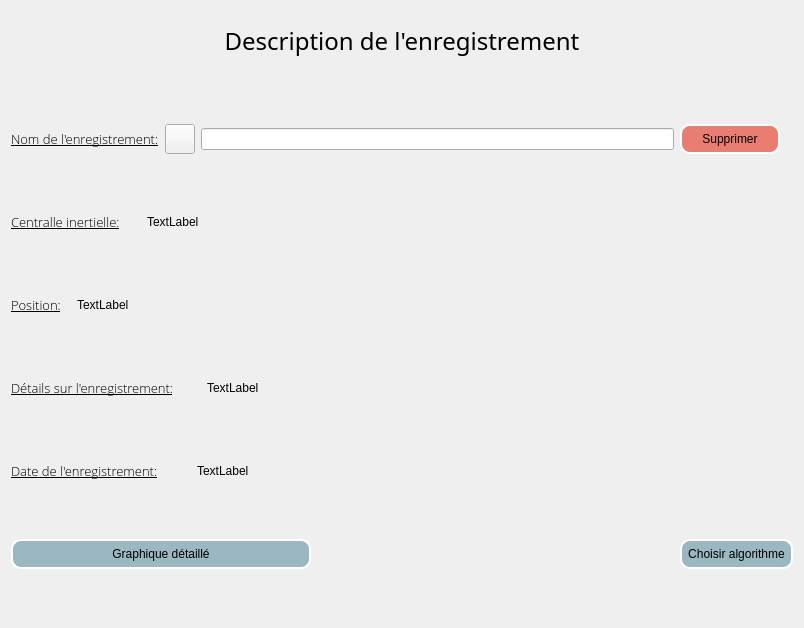
introlab/OpenIMU, file applicationOpenimu/app/widgets/recordviewwidget.ui: the form before one commit.
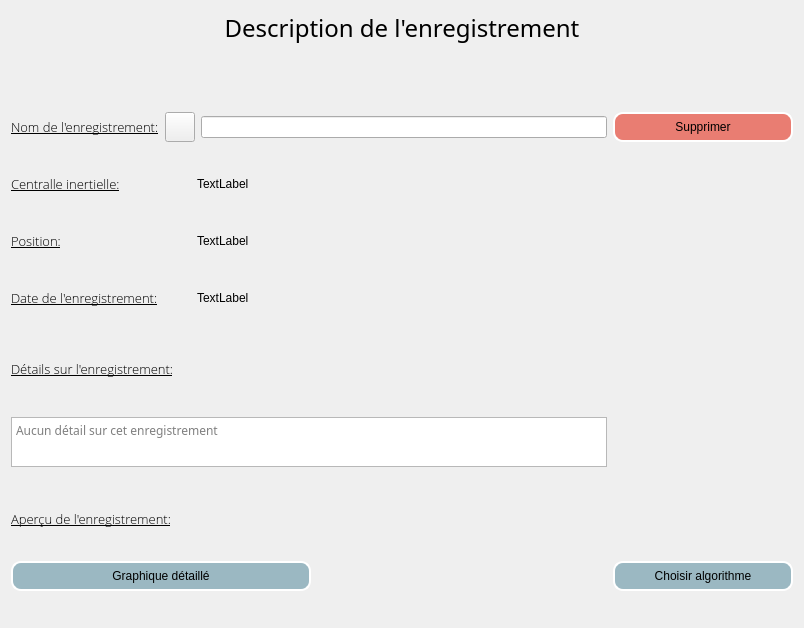
The form after the commit. Icons and pictures are not drawn.

Commit message: BUGFIX display long details text wasn't correctly showing

```diff
--- a/applicationOpenimu/app/widgets/recordviewwidget.ui
+++ b/applicationOpenimu/app/widgets/recordviewwidget.ui
@@ -49,14 +49,52 @@
        </property>
       </widget>
      </item>
+     <item>
+      <spacer name="verticalSpacer">
+       <property name="orientation">
+        <enum>Qt::Vertical</enum>
+       </property>
+       <property name="sizeType">
+        <enum>QSizePolicy::Maximum</enum>
+       </property>
+       <property name="sizeHint" stdset="0">
+        <size>
+         <width>20</width>
+         <height>40</height>
+        </size>
+       </property>
+      </spacer>
+     </item>
      <item>
       <layout class="QHBoxLayout" name="horizontalLayout_2">
        <item>
         <layout class="QGridLayout" name="gridLayout">
-         <item row="12" column="0" colspan="2">
-          <layout class="QHBoxLayout" name="graphHorizontalLayout"/>
+         <item row="11" column="0">
+          <widget class="QTextEdit" name="recordDetails">
+           <property name="maximumSize">
+            <size>
+             <width>16777215</width>
+             <height>50</height>
+            </size>
+           </property>
+           <property name="font">
+            <font>
+             <family>Segoe UI Light</family>
+             <pointsize>9</pointsize>
+            </font>
+           </property>
+           <property name="lineWidth">
+            <number>1</number>
+           </property>
+           <property name="readOnly">
+            <bool>true</bool>
+           </property>
+           <property name="placeholderText">
+            <string>Aucun détail sur cet enregistrement</string>
+           </property>
+          </widget>
          </item>
-         <item row="9" column="0">
+         <item row="8" column="0">
           <layout class="QHBoxLayout" name="horizontalLayout_6">
            <item>
             <widget class="QLabel" name="label_5">
@@ -101,7 +139,56 @@
            </item>
           </layout>
          </item>
-         <item row="13" column="0">
+         <item row="7" column="0">
+          <layout class="QHBoxLayout" name="horizontalLayout_4">
+           <item>
+            <widget class="QLabel" name="label_3">
+             <property name="maximumSize">
+              <size>
+               <width>180</width>
+               <height>30</height>
+              </size>
+             </property>
+             <property name="font">
+              <font>
+               <family>Open Sans Light</family>
+               <pointsize>10</pointsize>
+               <weight>50</weight>
+               <bold>false</bold>
+               <underline>true</underline>
+              </font>
+             </property>
+             <property name="text">
+              <string>Position:</string>
+             </property>
+            </widget>
+           </item>
+           <item>
+            <widget class="QLabel" name="imuPosition">
+             <property name="maximumSize">
+              <size>
+               <width>16777215</width>
+               <height>30</height>
+              </size>
+             </property>
+             <property name="text">
+              <string>TextLabel</string>
+             </property>
+            </widget>
+           </item>
+          </layout>
+         </item>
+         <item row="17" column="0" colspan="2">
+          <layout class="QHBoxLayout" name="graphHorizontalLayout">
+           <property name="leftMargin">
+            <number>2</number>
+           </property>
+           <property name="rightMargin">
+            <number>2</number>
+           </property>
+          </layout>
+         </item>
+         <item row="18" column="0">
           <widget class="QPushButton" name="fullGraphButton">
            <property name="minimumSize">
             <size>
@@ -140,7 +227,7 @@
             <widget class="QLabel" name="label_2">
              <property name="maximumSize">
               <size>
-               <width>130</width>
+               <width>180</width>
                <height>20</height>
               </size>
              </property>
@@ -173,13 +260,40 @@
            </item>
           </layout>
          </item>
-         <item row="7" column="0">
+         <item row="18" column="1">
+          <widget class="QPushButton" name="algoBtn">
+           <property name="minimumSize">
+            <size>
+             <width>180</width>
+             <height>0</height>
+            </size>
+           </property>
+           <property name="cursor">
+            <cursorShape>PointingHandCursor</cursorShape>
+           </property>
+           <property name="styleSheet">
+            <string notr="true"> QPushButton{background-color: rgba(119, 160, 175, 0.7);
+                     border-style: inset;
+                     border-width: 2px;
+                     border-radius: 10px;
+                     border-color: white;
+                     font: 12px;
+                     min-width: 10em;
+                     padding: 6px; }
+                     QPushButton:pressed { background-color: rgba(70, 95, 104, 0.7)}</string>
+           </property>
+           <property name="text">
+            <string>Choisir algorithme</string>
+           </property>
+          </widget>
+         </item>
+         <item row="10" column="0">
           <layout class="QHBoxLayout" name="horizontalLayout_5">
            <item>
             <widget class="QLabel" name="label_4">
              <property name="maximumSize">
               <size>
-               <width>190</width>
+               <width>180</width>
                <height>30</height>
               </size>
              </property>
@@ -195,85 +309,34 @@
              <property name="text">
               <string>Détails sur l'enregistrement:</string>
              </property>
-            </widget>
-           </item>
-           <item>
-            <widget class="QLabel" name="recordDetails">
-             <property name="maximumSize">
-              <size>
-               <width>16777215</width>
-               <height>30</height>
-              </size>
+             <property name="alignment">
+              <set>Qt::AlignLeading|Qt::AlignLeft|Qt::AlignTop</set>
              </property>
-             <property name="text">
-              <string>TextLabel</string>
-             </property>
             </widget>
            </item>
-          </layout>
-         </item>
-         <item row="6" column="0">
-          <layout class="QHBoxLayout" name="horizontalLayout_4">
            <item>
-            <widget class="QLabel" name="label_3">
-             <property name="maximumSize">
-              <size>
-               <width>60</width>
-               <height>30</height>
-              </size>
+            <spacer name="horizontalSpacer">
+             <property name="orientation">
+              <enum>Qt::Horizontal</enum>
              </property>
-             <property name="font">
-              <font>
-               <family>Open Sans Light</family>
-               <pointsize>10</pointsize>
-               <weight>50</weight>
-               <bold>false</bold>
-               <underline>true</underline>
-              </font>
-             </property>
-             <property name="text">
-              <string>Position:</string>
-             </property>
-            </widget>
-           </item>
-           <item>
-            <widget class="QLabel" name="imuPosition">
-             <property name="maximumSize">
+             <property name="sizeHint" stdset="0">
               <size>
-               <width>16777215</width>
-               <height>30</height>
+               <width>40</width>
+               <height>20</height>
               </size>
              </property>
-             <property name="text">
-              <string>TextLabel</string>
-             </property>
-            </widget>
+            </spacer>
            </item>
           </layout>
          </item>
-         <item row="13" column="1">
-          <widget class="QPushButton" name="algoBtn">
-           <property name="cursor">
-            <cursorShape>PointingHandCursor</cursorShape>
-           </property>
-           <property name="styleSheet">
-            <string notr="true"> QPushButton{background-color: rgba(119, 160, 175, 0.7);
-                     border-style: inset;
-                     border-width: 2px;
-                     border-radius: 10px;
-                     border-color: white;
-                     font: 12px;
-                     min-width: 10em;
-                     padding: 6px; }
-                     QPushButton:pressed { background-color: rgba(70, 95, 104, 0.7)}</string>
-           </property>
-           <property name="text">
-            <string>Choisir algorithme</string>
-           </property>
-          </widget>
-         </item>
          <item row="0" column="1">
           <widget class="QPushButton" name="deleteRecordButton">
+           <property name="minimumSize">
+            <size>
+             <width>180</width>
+             <height>0</height>
+            </size>
+           </property>
            <property name="maximumSize">
             <size>
              <width>100</width>
@@ -304,6 +367,12 @@
             <iconset resource="../images.qrc">
              <normaloff>:/icons/trash.png</normaloff>:/icons/trash.png</iconset>
            </property>
+           <property name="iconSize">
+            <size>
+             <width>16</width>
+             <height>16</height>
+            </size>
+           </property>
           </widget>
          </item>
          <item row="0" column="0">
@@ -351,6 +420,58 @@
            </item>
           </layout>
          </item>
+         <item row="9" column="0">
+          <spacer name="verticalSpacer_2">
+           <property name="orientation">
+            <enum>Qt::Vertical</enum>
+           </property>
+           <property name="sizeType">
+            <enum>QSizePolicy::Maximum</enum>
+           </property>
+           <property name="sizeHint" stdset="0">
+            <size>
+             <width>20</width>
+             <height>20</height>
+            </size>
+           </property>
+          </spacer>
+         </item>
+         <item row="13" column="0">
+          <widget class="QLabel" name="label">
+           <property name="maximumSize">
+            <size>
+             <width>16777215</width>
+             <height>30</height>
+            </size>
+           </property>
+           <property name="font">
+            <font>
+             <family>Open Sans Light</family>
+             <pointsize>10</pointsize>
+             <underline>true</underline>
+            </font>
+           </property>
+           <property name="text">
+            <string>Aperçu de l'enregistrement:</string>
+           </property>
+          </widget>
+         </item>
+         <item row="12" column="0">
+          <spacer name="verticalSpacer_3">
+           <property name="orientation">
+            <enum>Qt::Vertical</enum>
+           </property>
+           <property name="sizeType">
+            <enum>QSizePolicy::Maximum</enum>
+           </property>
+           <property name="sizeHint" stdset="0">
+            <size>
+             <width>20</width>
+             <height>10</height>
+            </size>
+           </property>
+          </spacer>
+         </item>
         </layout>
        </item>
       </layout>
```
The commit also changes 4 other files.
